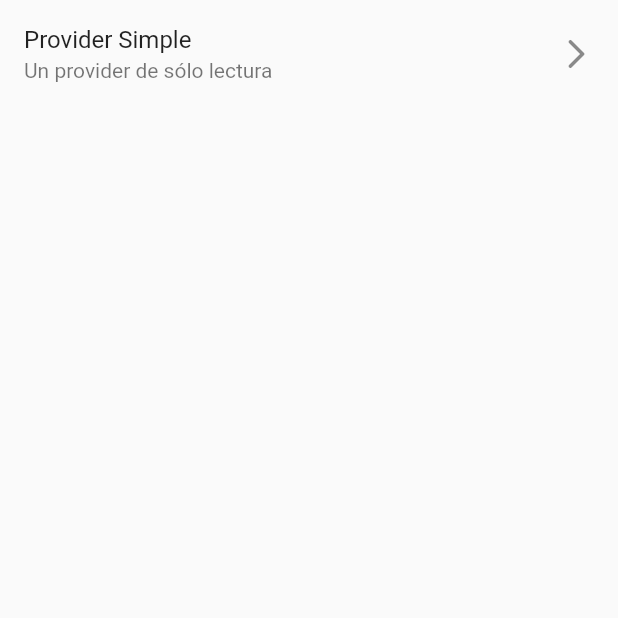
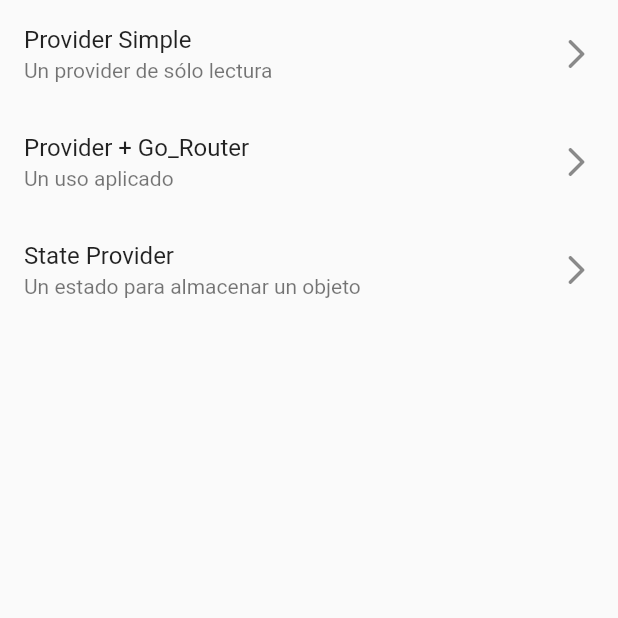
Before and after one commit to radamantis200/riverpod_app, a Flutter app: the screen it shows after launch, on a phone screen of 412 x 824 dp, the top half of it. Run offline on Flutter 3.47's test engine with Material 2 defaults, Android fonts, the phone set to English and light mode, and no system bars; our stand-ins replace flutter_riverpod, go_router, riverpod_annotation; missing offline and left inert: random_name_generator; generated files the repository leaves out were written again.

Commit message:
add state provider

```diff
--- a/lib/presentation/provider/provider.dart
+++ b/lib/presentation/provider/provider.dart
@@ -1 +1,2 @@
+export 'package:flutter_riverpod_app/presentation/provider/state_provider/state_provider.dart';
 export 'package:flutter_riverpod_app/presentation/provider/simple_name_provider/simple_name_provider.dart';
--- a/lib/presentation/screens/home_screen.dart
+++ b/lib/presentation/screens/home_screen.dart
@@ -23,6 +23,14 @@ class _HomeScreenView extends StatelessWidget {
             title: 'Provider Simple',
             subTitle: 'Un provider de sólo lectura',
             location: '/provider'),
+        _CustomListTile(
+            title: 'Provider + Go_Router',
+            subTitle: 'Un uso aplicado',
+            location: '/provider-router'),
+        _CustomListTile(
+            title: 'State Provider',
+            subTitle: 'Un estado para almacenar un objeto',
+            location: '/state-provider'),
       ],
     );
   }
--- a/lib/presentation/screens/screens.dart
+++ b/lib/presentation/screens/screens.dart
@@ -1,2 +1,5 @@
+
 export 'package:flutter_riverpod_app/presentation/screens/home_screen.dart';
 export 'package:flutter_riverpod_app/presentation/screens/01_provider/provider_screen.dart';
+export 'package:flutter_riverpod_app/presentation/screens/02_provider_router/router_screen.dart';
+export 'package:flutter_riverpod_app/presentation/screens/03_state_provider/state_provider_screen.dart';
```
Also changed, not shown: lib/presentation/provider/state_provider/state_provider.dart (added, +34 -0 lines), lib/presentation/screens/03_state_provider/state_provider_screen.dart (added, +56 -0 lines), lib/presentation/provider/simple_name_provider/simple_name_provider.g.dart, lib/presentation/provider/state_provider/state_provider.g.dart (added).
